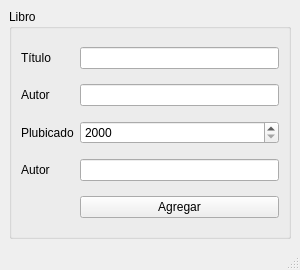
The window that mainwindow.ui (micheldavalos/libreria_ui) describes before a commit, drawn with Qt 5.
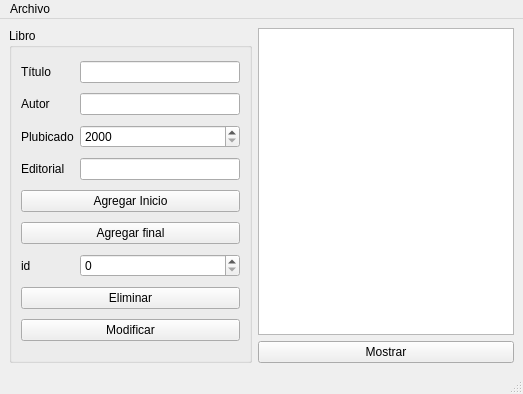
The same window after the commit.

The edit to the form file:
```diff
--- a/mainwindow.ui
+++ b/mainwindow.ui
@@ -2,54 +2,57 @@
 <ui version="4.0">
  <class>MainWindow</class>
  <widget class="QMainWindow" name="MainWindow">
+  <property name="enabled">
+   <bool>true</bool>
+  </property>
   <property name="geometry">
    <rect>
     <x>0</x>
     <y>0</y>
-    <width>300</width>
-    <height>270</height>
+    <width>523</width>
+    <height>394</height>
    </rect>
   </property>
   <property name="windowTitle">
    <string>MainWindow</string>
   </property>
+  <property name="documentMode">
+   <bool>false</bool>
+  </property>
   <widget class="QWidget" name="centralwidget">
    <layout class="QGridLayout" name="gridLayout_2">
-    <item row="0" column="0">
+    <item row="1" column="1">
+     <widget class="QPushButton" name="mostrar_pushButton">
+      <property name="text">
+       <string>Mostrar</string>
+      </property>
+     </widget>
+    </item>
+    <item row="0" column="1">
+     <widget class="QPlainTextEdit" name="plainTextEdit">
+      <property name="enabled">
+       <bool>true</bool>
+      </property>
+      <property name="readOnly">
+       <bool>true</bool>
+      </property>
+     </widget>
+    </item>
+    <item row="0" column="0" rowspan="2">
      <widget class="QGroupBox" name="groupBox">
       <property name="title">
        <string>Libro</string>
       </property>
       <layout class="QGridLayout" name="gridLayout">
-       <item row="0" column="0">
-        <widget class="QLabel" name="label">
+       <item row="6" column="0" colspan="2">
+        <widget class="QPushButton" name="agregar_final_pushButton">
          <property name="text">
-          <string>Título</string>
+          <string>Agregar final</string>
          </property>
         </widget>
        </item>
-       <item row="0" column="1">
-        <widget class="QLineEdit" name="lineEdit"/>
-       </item>
-       <item row="1" column="0">
-        <widget class="QLabel" name="label_2">
-         <property name="text">
-          <string>Autor</string>
-         </property>
-        </widget>
-       </item>
-       <item row="1" column="1">
-        <widget class="QLineEdit" name="lineEdit_2"/>
-       </item>
-       <item row="2" column="0">
-        <widget class="QLabel" name="label_3">
-         <property name="text">
-          <string>Plubicado</string>
-         </property>
-        </widget>
-       </item>
-       <item row="2" column="1">
-        <widget class="QSpinBox" name="spinBox">
+       <item row="3" column="1">
+        <widget class="QSpinBox" name="publicado_spinBox">
          <property name="minimum">
           <number>2000</number>
          </property>
@@ -58,20 +61,75 @@
          </property>
         </widget>
        </item>
+       <item row="4" column="1">
+        <widget class="QLineEdit" name="editorial_lineEdit"/>
+       </item>
+       <item row="2" column="1">
+        <widget class="QLineEdit" name="autor_lineEdit"/>
+       </item>
+       <item row="1" column="0">
+        <widget class="QLabel" name="label">
+         <property name="text">
+          <string>Título</string>
+         </property>
+        </widget>
+       </item>
        <item row="3" column="0">
+        <widget class="QLabel" name="label_3">
+         <property name="text">
+          <string>Plubicado</string>
+         </property>
+        </widget>
+       </item>
+       <item row="9" column="0" colspan="2">
+        <widget class="QPushButton" name="modificar_pushButton">
+         <property name="text">
+          <string>Modificar</string>
+         </property>
+        </widget>
+       </item>
+       <item row="2" column="0">
+        <widget class="QLabel" name="label_2">
+         <property name="text">
+          <string>Autor</string>
+         </property>
+        </widget>
+       </item>
+       <item row="4" column="0">
         <widget class="QLabel" name="label_4">
          <property name="text">
-          <string>Autor</string>
+          <string>Editorial</string>
          </property>
         </widget>
        </item>
-       <item row="3" column="1">
-        <widget class="QLineEdit" name="lineEdit_3"/>
+       <item row="8" column="0" colspan="2">
+        <widget class="QPushButton" name="eliminar_pushButton">
+         <property name="text">
+          <string>Eliminar</string>
+         </property>
+        </widget>
        </item>
-       <item row="4" column="1">
-        <widget class="QPushButton" name="pushButton">
+       <item row="5" column="0" colspan="2">
+        <widget class="QPushButton" name="agregar_pushButton">
          <property name="text">
-          <string>Agregar</string>
+          <string>Agregar Inicio</string>
+         </property>
+        </widget>
+       </item>
+       <item row="1" column="1">
+        <widget class="QLineEdit" name="titulo_lineEdit"/>
+       </item>
+       <item row="7" column="0">
+        <widget class="QLabel" name="label_5">
+         <property name="text">
+          <string>id</string>
+         </property>
+        </widget>
+       </item>
+       <item row="7" column="1">
+        <widget class="QSpinBox" name="id_spinBox">
+         <property name="maximum">
+          <number>1000</number>
          </property>
         </widget>
        </item>
@@ -85,10 +143,18 @@
     <rect>
      <x>0</x>
      <y>0</y>
-     <width>300</width>
+     <width>523</width>
      <height>22</height>
     </rect>
    </property>
+   <widget class="QMenu" name="menuArchivo">
+    <property name="title">
+     <string>Archivo</string>
+    </property>
+    <addaction name="actionAbrir"/>
+    <addaction name="actionGuardar"/>
+   </widget>
+   <addaction name="menuArchivo"/>
   </widget>
   <widget class="QStatusBar" name="statusbar"/>
  </widget>
```
Left out of the diff: 24 changed lines with no effect on the pictures.
